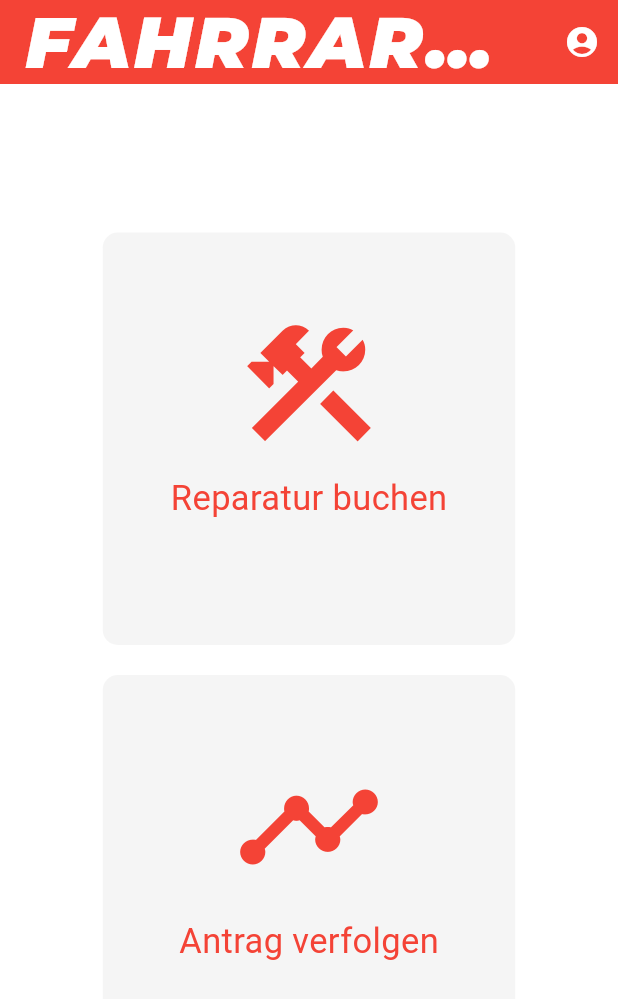
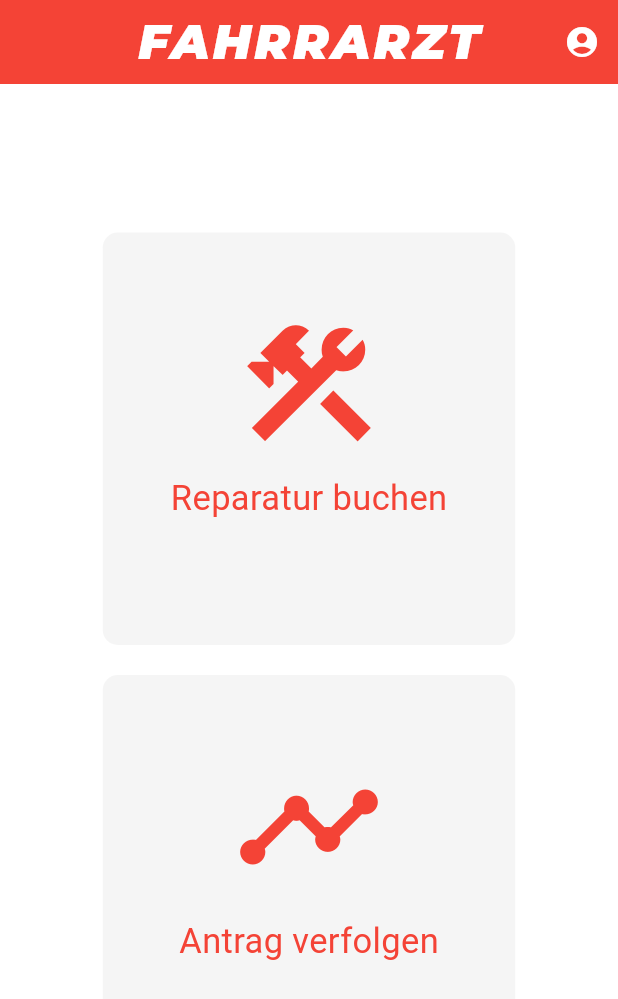
Before and after one commit to BryanAustinS/HCI_Flutter_Project_Chiu_Suharta, a Flutter app: the KundeHome screen opened directly, on a phone screen of 412 x 824 dp. Shown: the top 999 px of the screen. Run offline on Flutter 3.47's test engine with Material 3 defaults, Android fonts, the phone set to English and light mode, and no system bars; our stand-ins replace cloud_firestore, firebase_auth, firebase_core, fluttertoast; accounts and stored records are empty.

Commit message:
change font size

```diff
--- a/hci_hda_chiu_suharta/lib/page/kunde_home.dart
+++ b/hci_hda_chiu_suharta/lib/page/kunde_home.dart
@@ -21,7 +21,7 @@ class _KundeHomeState extends State<KundeHome> {
         title: Text(
           'FAHRRARZT',
           style: TextStyle(
-            fontSize: 48,
+            fontSize: 32,
             fontWeight: FontWeight.bold,
             fontFamily: 'Montserrat',
             letterSpacing: 2.0,
```
